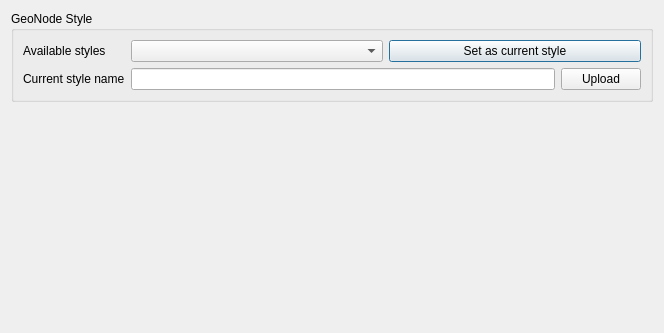
Old version of the form src/qgis_geonode/ui/qgis_geonode_layer_dialog.ui in the repository GeoNode/QGISGeoNodePlugin.
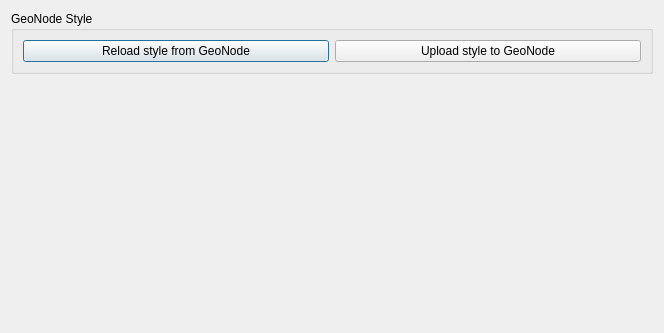
New version of the form. Custom widgets are drawn as their Qt base class.

Commit message: Modify style workflow to only use the default style

Diff of the .ui file:
```diff
--- a/src/qgis_geonode/ui/qgis_geonode_layer_dialog.ui
+++ b/src/qgis_geonode/ui/qgis_geonode_layer_dialog.ui
@@ -19,46 +19,18 @@
      <property name="title">
       <string>GeoNode Style</string>
      </property>
-     <layout class="QFormLayout" name="formLayout">
-      <item row="0" column="0">
-       <widget class="QLabel" name="available_styles_la">
+     <layout class="QHBoxLayout" name="horizontalLayout">
+      <item>
+       <widget class="QPushButton" name="download_style_pb">
         <property name="text">
-         <string>Available styles</string>
+         <string>Reload style from GeoNode</string>
         </property>
        </widget>
       </item>
-      <item row="0" column="1">
-       <layout class="QHBoxLayout" name="horizontalLayout_2">
-        <item>
-         <widget class="QComboBox" name="available_styles_cb"/>
-        </item>
-        <item>
-         <widget class="QPushButton" name="apply_style_pb">
-          <property name="text">
-           <string>Set as current style</string>
-          </property>
-         </widget>
-        </item>
-       </layout>
-      </item>
-      <item row="1" column="1">
-       <layout class="QHBoxLayout" name="horizontalLayout">
-        <item>
-         <widget class="QLineEdit" name="style_name_le"/>
-        </item>
-        <item>
-         <widget class="QPushButton" name="upload_current_style_pb">
-          <property name="text">
-           <string>Upload</string>
-          </property>
-         </widget>
-        </item>
-       </layout>
-      </item>
-      <item row="1" column="0">
-       <widget class="QLabel" name="upload_style_la">
+      <item>
+       <widget class="QPushButton" name="upload_style_pb">
         <property name="text">
-         <string>Current style name</string>
+         <string>Upload style to GeoNode</string>
         </property>
        </widget>
       </item>
```
The commit also changes 1 other file.
